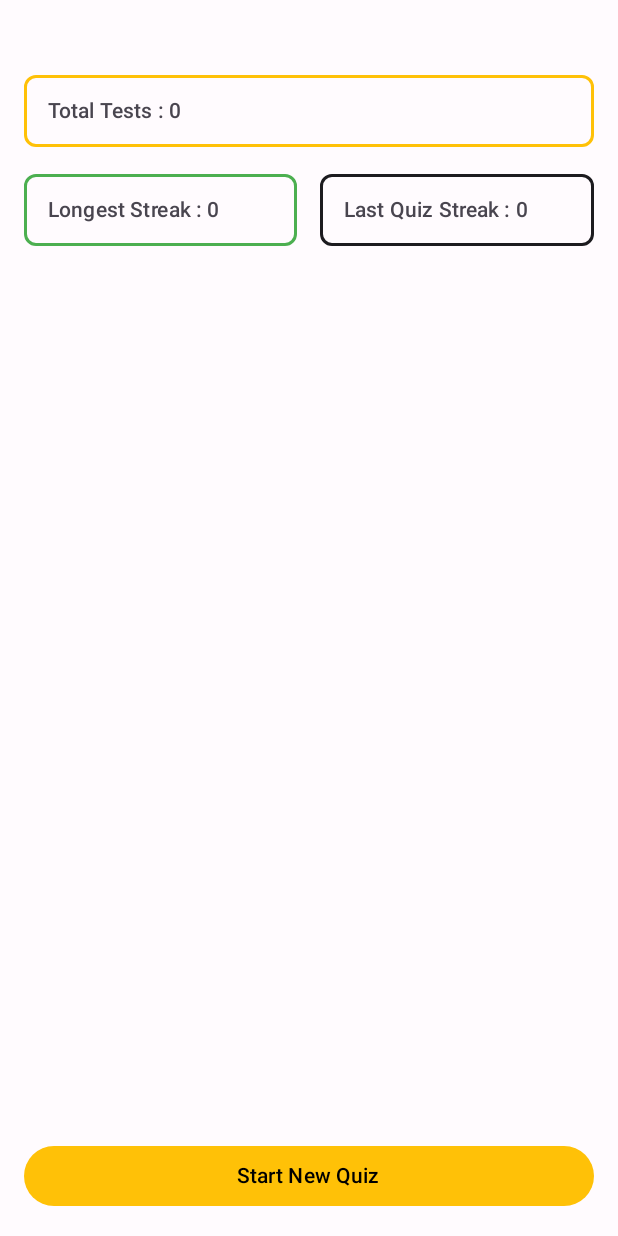
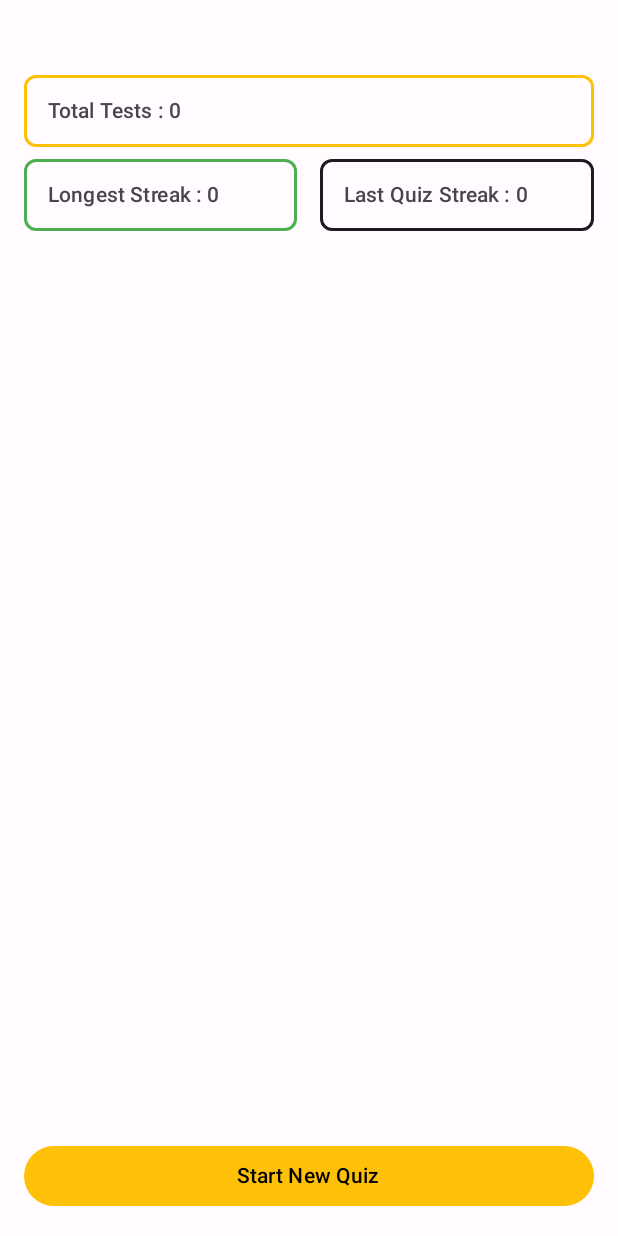
Before and after one commit to SekhGulamMainuddin/DRMAssignment, an Android app built with Jetpack Compose: the screen it shows after launch (MainActivity), on a phone screen of 412 x 824 dp. Run offline under Robolectric (Android 15) with nearby library versions, the phone set to English and light mode, and no system bars; our stand-ins replace Dagger/Hilt's generated code, Room's generated code; libraries missing offline, so code that uses them is left out: androidx.hilt.lifecycle.

```diff
--- a/app/src/main/AndroidManifest.xml
+++ b/app/src/main/AndroidManifest.xml
@@ -17,8 +17,7 @@
             android:name=".core.MainActivity"
             android:exported="true"
             android:label="@string/app_name"
-            android:theme="@style/Theme.DailyRoundAsssignment"
-            android:screenOrientation="portrait">
+            android:theme="@style/Theme.DailyRoundAsssignment">
             <intent-filter>
                 <action android:name="android.intent.action.MAIN" />
 
--- /dev/null
+++ b/app/src/main/java/com/asssignment/dailyround/core/components/OrientationComponent.kt
@@ -0,0 +1,11 @@
+package com.asssignment.dailyround.core.components
+
+import android.content.res.Configuration
+import androidx.compose.runtime.Composable
+import androidx.compose.ui.platform.LocalConfiguration
+
+@Composable
+fun isPortrait(): Boolean {
+    val configuration = LocalConfiguration.current
+    return configuration.orientation == Configuration.ORIENTATION_PORTRAIT
+}
--- a/app/src/main/java/com/asssignment/dailyround/features/home/presentation/HomeScreen.kt
+++ b/app/src/main/java/com/asssignment/dailyround/features/home/presentation/HomeScreen.kt
@@ -4,7 +4,9 @@ import androidx.compose.foundation.layout.Arrangement
 import androidx.compose.foundation.layout.Column
 import androidx.compose.foundation.layout.Row
 import androidx.compose.foundation.layout.Spacer
+import androidx.compose.foundation.layout.fillMaxHeight
 import androidx.compose.foundation.layout.fillMaxWidth
+import androidx.compose.foundation.layout.height
 import androidx.compose.foundation.layout.padding
 import androidx.compose.material3.MaterialTheme
 import androidx.compose.material3.Scaffold
@@ -23,6 +25,7 @@ import com.asssignment.dailyround.R
 import com.asssignment.dailyround.core.components.AppTextBodySmall
 import com.asssignment.dailyround.core.components.PrimaryButton
 import com.asssignment.dailyround.core.components.SecondaryButton
+import com.asssignment.dailyround.core.components.isPortrait
 import com.asssignment.dailyround.core.navigation.NavigationHelper
 import com.asssignment.dailyround.core.theme.CorrectGreen
 import com.asssignment.dailyround.core.theme.DailyRoundAsssignmentTheme
@@ -32,7 +35,6 @@ import com.asssignment.dailyround.features.home.presentation.viewmodel.HomeViewM
 
 @Composable
 fun HomeScreen(navController: NavController) {
-
     val viewModel = hiltViewModel<HomeViewModel>()
 
     val totalNumbersOfQuizTaken by viewModel.totalNumbersOfQuizTaken.collectAsStateWithLifecycle()
@@ -40,70 +42,78 @@ fun HomeScreen(navController: NavController) {
     val lastQuizStreak by viewModel.lastQuizStreak.collectAsStateWithLifecycle()
     val lastQuizResult by viewModel.lastQuizResult.collectAsStateWithLifecycle()
 
+    val portrait = isPortrait()
+
     Scaffold(
-        content = {
+        content = { paddingValues ->
+            if (portrait) {
                 Column(
                     modifier = Modifier
-                    .padding(it)
+                        .padding(paddingValues)
                         .padding(top = 50.dp)
                         .padding(horizontal = 16.dp),
-                verticalArrangement = Arrangement.spacedBy(space = 8.dp),
-                horizontalAlignment = Alignment.CenterHorizontally,
+                    verticalArrangement = Arrangement.spacedBy(16.dp),
+                    horizontalAlignment = Alignment.CenterHorizontally
                 ) {
-                Row(
-                    horizontalArrangement = Arrangement.spacedBy(15.dp)
-                ) {
-                    HighlightsBox(
-                        modifier = Modifier.weight(1f),
-                        color = MaterialTheme.colorScheme.primary,
-                        value = stringResource(
-                            R.string.total_tests,
-                            formatArgs = arrayOf(totalNumbersOfQuizTaken),
-                        ),
-                    )
-                }
-                Row(
-                    modifier = Modifier.padding(vertical = 10.dp),
-                    horizontalArrangement = Arrangement.spacedBy(15.dp)
-                ) {
-                    HighlightsBox(
-                        modifier = Modifier.weight(1f),
-                        color = CorrectGreen,
-                        value = stringResource(
-                            R.string.longest_streak,
-                            formatArgs = arrayOf(longestStreak),
-                        ),
-                    )
-                    HighlightsBox(
-                        modifier = Modifier.weight(1f),
-                        color = MaterialTheme.colorScheme.onBackground,
-
-                        value = stringResource(
-                            R.string.last_streak,
-                            formatArgs = arrayOf(lastQuizStreak),
-                        ),
-                    )
-                }
+                    HighlightsSection(totalNumbersOfQuizTaken, longestStreak, lastQuizStreak)
 
                     HomeLottieAnim(
-                    Modifier
+                        modifier = Modifier
                             .fillMaxWidth()
                             .weight(2f)
+                            .padding(vertical = 16.dp)
                     )
 
-                if (lastQuizResult != null) {
+                    lastQuizResult?.let {
                         AppTextBodySmall(
                             modifier = Modifier.padding(top = 20.dp),
-                        text = stringResource(R.string.incomplete_quiz_message),
+                            text = stringResource(R.string.incomplete_quiz_message)
                         )
                         SecondaryButton(
                             buttonText = "Continue Last Quiz",
                             modifier = Modifier.fillMaxWidth(),
                         ) {
-                        navController.navigate(NavigationHelper.QuizRoute.createRoute(lastQuizResult!!.id))
+                            navController.navigate(NavigationHelper.QuizRoute.createRoute(it.id))
+                        }
+                    } ?: Spacer(modifier = Modifier.height(70.dp))
                 }
             } else {
-                    Spacer(modifier = Modifier.padding(top = 70.dp))
+                // Landscape: Row layout
+                Row(
+                    modifier = Modifier
+                        .padding(paddingValues)
+                        .padding(horizontal = 16.dp)
+                        .fillMaxWidth()
+                        .fillMaxHeight(),
+                    horizontalArrangement = Arrangement.spacedBy(16.dp),
+                    verticalAlignment = Alignment.CenterVertically
+                ) {
+                    Column(
+                        verticalArrangement = Arrangement.spacedBy(16.dp),
+                        horizontalAlignment = Alignment.CenterHorizontally,
+                        modifier = Modifier.weight(1f)
+                    ) {
+                        HighlightsSection(totalNumbersOfQuizTaken, longestStreak, lastQuizStreak)
+
+                        lastQuizResult?.let {
+                            AppTextBodySmall(
+                                text = stringResource(R.string.incomplete_quiz_message)
+                            )
+                            SecondaryButton(
+                                buttonText = "Continue Last Quiz",
+                                modifier = Modifier.fillMaxWidth(),
+                            ) {
+                                navController.navigate(NavigationHelper.QuizRoute.createRoute(it.id))
+                            }
+                        }
+                    }
+
+                    HomeLottieAnim(
+                        modifier = Modifier
+                            .weight(2f)
+                            .fillMaxHeight()
+                            .padding(vertical = 16.dp)
+                    )
                 }
             }
         },
@@ -114,13 +124,51 @@ fun HomeScreen(navController: NavController) {
                     .fillMaxWidth()
                     .padding(horizontal = 16.dp)
                     .padding(bottom = 16.dp),
-            )
-            {
+            ) {
                 navController.navigate(NavigationHelper.QuizRoute.createRoute(null))
             }
         }
     )
 }
+
+@Composable
+private fun HighlightsSection(
+    totalNumbersOfQuizTaken: Int,
+    longestStreak: Int,
+    lastQuizStreak: Int
+) {
+    Column(verticalArrangement = Arrangement.spacedBy(8.dp)) {
+        Row(horizontalArrangement = Arrangement.spacedBy(15.dp)) {
+            HighlightsBox(
+                modifier = Modifier.weight(1f),
+                color = MaterialTheme.colorScheme.primary,
+                value = stringResource(
+                    R.string.total_tests,
+                    formatArgs = arrayOf(totalNumbersOfQuizTaken)
+                )
+            )
+        }
+        Row(horizontalArrangement = Arrangement.spacedBy(15.dp)) {
+            HighlightsBox(
+                modifier = Modifier.weight(1f),
+                color = CorrectGreen,
+                value = stringResource(
+                    R.string.longest_streak,
+                    formatArgs = arrayOf(longestStreak)
+                )
+            )
+            HighlightsBox(
+                modifier = Modifier.weight(1f),
+                color = MaterialTheme.colorScheme.onBackground,
+                value = stringResource(
+                    R.string.last_streak,
+                    formatArgs = arrayOf(lastQuizStreak)
+                )
+            )
+        }
+    }
+}
+
 
 @Preview
 @Composable
--- a/app/src/main/java/com/asssignment/dailyround/features/home/presentation/components/Components.kt
+++ b/app/src/main/java/com/asssignment/dailyround/features/home/presentation/components/Components.kt
@@ -4,14 +4,11 @@ import androidx.compose.foundation.border
 import androidx.compose.foundation.layout.Box
 import androidx.compose.foundation.layout.padding
 import androidx.compose.foundation.shape.RoundedCornerShape
-import androidx.compose.material3.MaterialTheme
 import androidx.compose.runtime.Composable
 import androidx.compose.runtime.getValue
 import androidx.compose.ui.Modifier
 import androidx.compose.ui.draw.scale
 import androidx.compose.ui.graphics.Color
-import androidx.compose.ui.graphics.RectangleShape
-import androidx.compose.ui.res.stringResource
 import androidx.compose.ui.unit.dp
 import com.airbnb.lottie.compose.LottieAnimation
 import com.airbnb.lottie.compose.LottieCompositionSpec
@@ -24,8 +21,9 @@ import com.asssignment.dailyround.core.components.AppTextLabelLarge
 fun HomeLottieAnim(modifier: Modifier = Modifier) {
     val composition by rememberLottieComposition(LottieCompositionSpec.RawRes(R.raw.quiz_home_anim))
     val progress by animateLottieCompositionAsState(composition)
+
     LottieAnimation(
-        modifier = modifier.scale(1.2f),
+        modifier = modifier.scale(1.0f),
         composition = composition,
         progress = { progress },
     )
@@ -35,15 +33,9 @@ fun HomeLottieAnim(modifier: Modifier = Modifier) {
 fun HighlightsBox(modifier: Modifier = Modifier, color: Color, value: String) {
     Box(
         modifier = modifier
-            .border(
-                1.5.dp, color = color, shape = RoundedCornerShape(8.dp)
-            )
-            .padding(
-                16.dp
-            ),
+            .border(1.5.dp, color = color, shape = RoundedCornerShape(8.dp))
+            .padding(16.dp)
     ) {
-        AppTextLabelLarge(
-            text = value,
-        )
+        AppTextLabelLarge(text = value)
     }
 }
--- a/app/src/main/java/com/asssignment/dailyround/features/quiz/presentation/QuizScreen.kt
+++ b/app/src/main/java/com/asssignment/dailyround/features/quiz/presentation/QuizScreen.kt
@@ -1,5 +1,6 @@
 package com.asssignment.dailyround.features.quiz.presentation
 
+import android.util.Log
 import android.widget.Toast
 import androidx.activity.compose.BackHandler
 import androidx.compose.foundation.layout.Box
@@ -30,7 +31,6 @@ import com.asssignment.dailyround.features.quiz.presentation.components.QuizQues
 import com.asssignment.dailyround.features.quiz.presentation.viewmodel.QuizDialogUiState
 import com.asssignment.dailyround.features.quiz.presentation.viewmodel.QuizUiState
 import com.asssignment.dailyround.features.quiz.presentation.viewmodel.QuizViewModel
-
 
 @Composable
 fun QuizScreen(navController: NavController, quizId: String?) {
--- a/app/src/main/java/com/asssignment/dailyround/features/quiz/presentation/viewmodel/QuizViewModel.kt
+++ b/app/src/main/java/com/asssignment/dailyround/features/quiz/presentation/viewmodel/QuizViewModel.kt
@@ -12,7 +12,6 @@ import kotlinx.coroutines.flow.MutableStateFlow
 import kotlinx.coroutines.flow.StateFlow
 import kotlinx.coroutines.launch
 import javax.inject.Inject
-import kotlin.collections.emptyList
 import kotlin.uuid.ExperimentalUuidApi
 import kotlin.uuid.Uuid
 
@@ -34,6 +33,9 @@ class QuizViewModel @Inject constructor(
     private val _questionsProgress = mutableListOf<QuestionsProgressState>()
 
     fun getQuizQuestions() = viewModelScope.launch(Dispatchers.IO) {
+        if(questions.isNotEmpty()) {
+            return@launch
+        }
         quizUiState.value = QuizUiState.Loading
 
         quizRepository.getQuizQuestions().onSuccess {
--- a/app/src/main/java/com/asssignment/dailyround/features/results/presentation/ResultsScreen.kt
+++ b/app/src/main/java/com/asssignment/dailyround/features/results/presentation/ResultsScreen.kt
@@ -4,6 +4,8 @@ import androidx.compose.foundation.layout.Column
 import androidx.compose.foundation.layout.Row
 import androidx.compose.foundation.layout.fillMaxSize
 import androidx.compose.foundation.layout.padding
+import androidx.compose.foundation.rememberScrollState
+import androidx.compose.foundation.verticalScroll
 import androidx.compose.material.icons.Icons
 import androidx.compose.material.icons.filled.Close
 import androidx.compose.material3.CenterAlignedTopAppBar
@@ -72,7 +74,8 @@ fun ResultsScreen(
             modifier = Modifier
                 .padding(it)
                 .padding(20.dp)
-                .fillMaxSize(),
+                .fillMaxSize()
+                .verticalScroll(rememberScrollState()),
             horizontalAlignment = Alignment.CenterHorizontally
         ) {
             AppTextTitleMedium(stringResource(R.string.congratulations))
```
Also changed, not shown: app/src/main/java/com/asssignment/dailyround/features/quiz/presentation/components/QuizComponents.kt (+93 -32 lines). Lines whose indentation alone changed are shown as unchanged.
